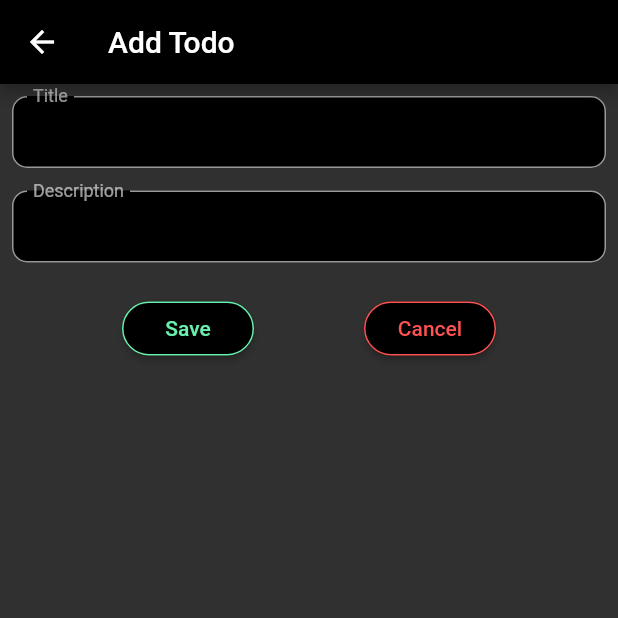
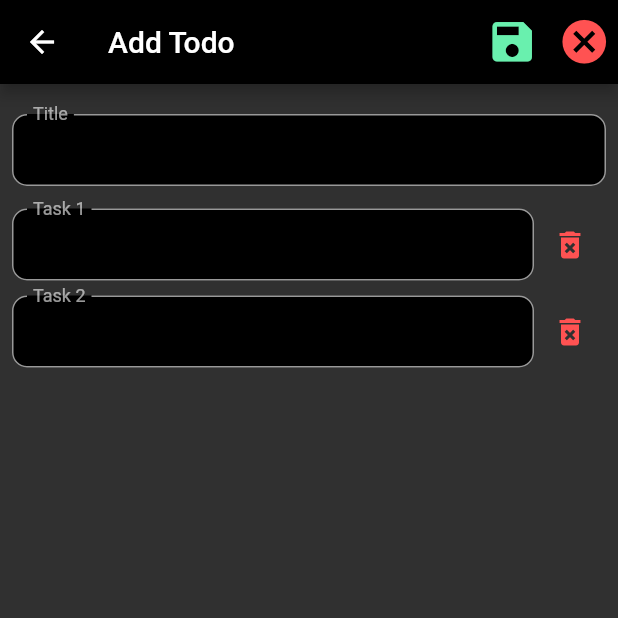
Before and after one commit to madhank93/todo-list-flutter-firebase, a Flutter app: the AddTodo screen opened directly, on a phone screen of 412 x 824 dp, the top half of it. Run offline on Flutter 3.47's test engine with Material 2 defaults, Android fonts, the phone set to English and light mode, and no system bars; our stand-ins replace cloud_firestore, firebase_auth, firebase_core, flutter_slidable, fluttertoast; accounts and stored records are empty; generated files the repository leaves out were written again.

Commit message:
ref: restructuring the add todo page and commented out the previous changes

```diff
--- a/lib/screens/add_todo.dart
+++ b/lib/screens/add_todo.dart
@@ -1,5 +1,6 @@
 import 'package:flutter/material.dart';
 import 'package:flutter/services.dart';
+import 'package:todo_app_with_flutter_and_firebase/models/task.dart';
 import 'package:todo_app_with_flutter_and_firebase/models/todo.dart';
 import 'package:todo_app_with_flutter_and_firebase/service/todo_service.dart';
 
@@ -8,18 +9,38 @@ class AddTodo extends StatelessWidget {
   final TextEditingController _description = TextEditingController();
   final _formKey = GlobalKey<FormState>();
 
+  final List<Task> _taskList = [Task.fromJson({}), Task.fromJson({})];
+
   @override
   Widget build(BuildContext context) {
     return SafeArea(
       child: Scaffold(
         appBar: AppBar(
           title: Text("Add Todo"),
+          actions: [
+            IconButton(
+              icon: Icon(
+                Icons.save,
+                size: 35,
+              ),
+              color: Colors.greenAccent,
+              onPressed: () => submit(context),
+            ),
+            IconButton(
+              icon: Icon(
+                Icons.cancel,
+                size: 35,
+              ),
+              color: Colors.redAccent,
+              onPressed: () => Navigator.of(context).pop(),
+            )
+          ],
         ),
         body: SingleChildScrollView(
           child: Form(
             key: _formKey,
             child: Padding(
-              padding: const EdgeInsets.all(8.0),
+              padding: const EdgeInsets.fromLTRB(8.0, 20, 8, 10),
               child: Column(
                 children: [
                   TextFormField(
@@ -53,7 +74,11 @@ class AddTodo extends StatelessWidget {
                   SizedBox(
                     height: 15,
                   ),
-                  TextFormField(
+                  _taskList.length == 1
+                      ? Row(
+                          children: [
+                            Flexible(
+                              child: TextFormField(
                                 controller: _description,
                                 obscureText: false,
                                 textAlign: TextAlign.start,
@@ -67,48 +92,79 @@ class AddTodo extends StatelessWidget {
                                       style: BorderStyle.none,
                                     ),
                                   ),
-                      labelText: "Description",
-                      floatingLabelBehavior: FloatingLabelBehavior.always,
+                                  labelText: "Task 1",
+                                  floatingLabelBehavior:
+                                      FloatingLabelBehavior.always,
                                   fillColor: Colors.black,
                                   filled: true,
                                   contentPadding: EdgeInsets.all(14),
                                 ),
                                 validator: (value) {
                                   if (value.isEmpty) {
-                        return 'Please enter description';
+                                    return 'Please enter task';
                                   }
                                   return null;
                                 },
                               ),
-                  SizedBox(
-                    height: 20,
                             ),
-                  Row(
-                    mainAxisAlignment: MainAxisAlignment.spaceEvenly,
+                            IconButton(
+                                icon: Icon(
+                                  Icons.add,
+                                  color: Colors.greenAccent,
+                                ),
+                                onPressed: () {})
+                          ],
+                        )
+                      : ListView.builder(
+                          shrinkWrap: true,
+                          primary: false,
+                          itemCount: _taskList.length,
+                          itemBuilder: (BuildContext context, int index) {
+                            return Padding(
+                              padding: const EdgeInsets.only(bottom: 10.0),
+                              child: Row(
                                 children: [
-                      RaisedButton(
-                        onPressed: () => submit(context),
-                        child: Text(
-                          "Save",
-                          style: TextStyle(color: Colors.greenAccent),
+                                  Flexible(
+                                    child: TextFormField(
+                                      controller: _description,
+                                      obscureText: false,
+                                      textAlign: TextAlign.start,
+                                      maxLines: null,
+                                      autofocus: false,
+                                      cursorColor: Colors.blue,
+                                      decoration: InputDecoration(
+                                        border: OutlineInputBorder(
+                                          borderRadius:
+                                              BorderRadius.circular(10),
+                                          borderSide: BorderSide(
+                                            style: BorderStyle.none,
                                           ),
-                        color: Colors.black,
-                        shape: RoundedRectangleBorder(
-                            borderRadius: BorderRadius.circular(18.0),
-                            side: BorderSide(color: Colors.greenAccent)),
                                         ),
-                      RaisedButton(
-                        onPressed: () => Navigator.pop(context),
-                        child: Text(
-                          "Cancel",
-                          style: TextStyle(color: Colors.redAccent),
+                                        labelText: "Task ${index + 1}",
+                                        floatingLabelBehavior:
+                                            FloatingLabelBehavior.always,
+                                        fillColor: Colors.black,
+                                        filled: true,
+                                        contentPadding: EdgeInsets.all(14),
                                       ),
-                        color: Colors.black,
-                        shape: RoundedRectangleBorder(
-                            borderRadius: BorderRadius.circular(18.0),
-                            side: BorderSide(color: Colors.redAccent)),
-                      )
+                                      validator: (value) {
+                                        if (value.isEmpty) {
+                                          return 'Please enter task';
+                                        }
+                                        return null;
+                                      },
+                                    ),
+                                  ),
+                                  IconButton(
+                                      icon: Icon(
+                                        Icons.delete_forever,
+                                        color: Colors.redAccent,
+                                      ),
+                                      onPressed: () {})
                                 ],
+                              ),
+                            );
+                          },
                         ),
                 ],
               ),
@@ -122,9 +178,7 @@ class AddTodo extends StatelessWidget {
   submit(BuildContext context) {
     if (_formKey.currentState.validate()) {
       Todo todo = new Todo();
-      todo.status = false;
       todo.todoTitle = _title.text;
-      todo.todoDescription = _description.text;
       TodoService().add(todo.toJson());
       Navigator.pop(context);
     }
--- a/lib/screens/edit_todo.dart
+++ b/lib/screens/edit_todo.dart
@@ -22,8 +22,8 @@ class _EditTodoState extends State<EditTodo> {
   void initState() {
     super.initState();
     _title = widget.todo.todoTitle;
-    _description = widget.todo.todoDescription;
-    _status = widget.todo.status;
+    //_description = widget.todo.todoDescription;
+    //_status = widget.todo.status;
   }
 
   @override
@@ -163,9 +163,9 @@ class _EditTodoState extends State<EditTodo> {
     final FormState form = _formKey.currentState;
     if (form.validate()) {
       Todo todo = new Todo();
-      todo.status = _status;
+      //todo.status = _status;
       todo.todoTitle = _title;
-      todo.todoDescription = _description;
+      //todo.todoDescription = _description;
       TodoService().updateByID(todo.toJson(), widget.todo.uuid);
       Navigator.pop(context);
     }
--- a/lib/screens/todo_list_screen.dart
+++ b/lib/screens/todo_list_screen.dart
@@ -114,19 +114,22 @@ class _TodoListScreenState extends State<TodoListScreen> {
                           maxLines: 2,
                         ),
                         subtitle: Text(
-                          todo.todoDescription,
+                          "",
+                          //todo.todoDescription,
                           maxLines: 3,
                         ),
                         trailing: Column(
                           mainAxisAlignment: MainAxisAlignment.center,
                           children: [
-                            todo.status
-                                ? Text(
-                                    "Completed",
-                                    style: TextStyle(color: Colors.greenAccent),
-                                  )
-                                : Text("Pending",
-                                    style: TextStyle(color: Colors.redAccent)),
+                            // todo.status
+                            //     ? Text(
+                            //         "Completed",
+                            //         style: TextStyle(color: Colors.greenAccent),
+                            //       )
+                            //     : Text(
+                            //         "Pending",
+                            //         style: TextStyle(color: Colors.redAccent),
+                            //       ),
                           ],
                         ),
                       ),
--- a/lib/screens/view_todo.dart
+++ b/lib/screens/view_todo.dart
@@ -45,7 +45,7 @@ class ViewTodo extends StatelessWidget {
                 ),
                 TextFormField(
                   maxLines: null,
-                  initialValue: todo.todoDescription,
+                  //initialValue: todo.todoDescription,
                   obscureText: false,
                   readOnly: true,
                   textAlign: TextAlign.start,
```
Lines whose indentation alone changed are shown as unchanged.
